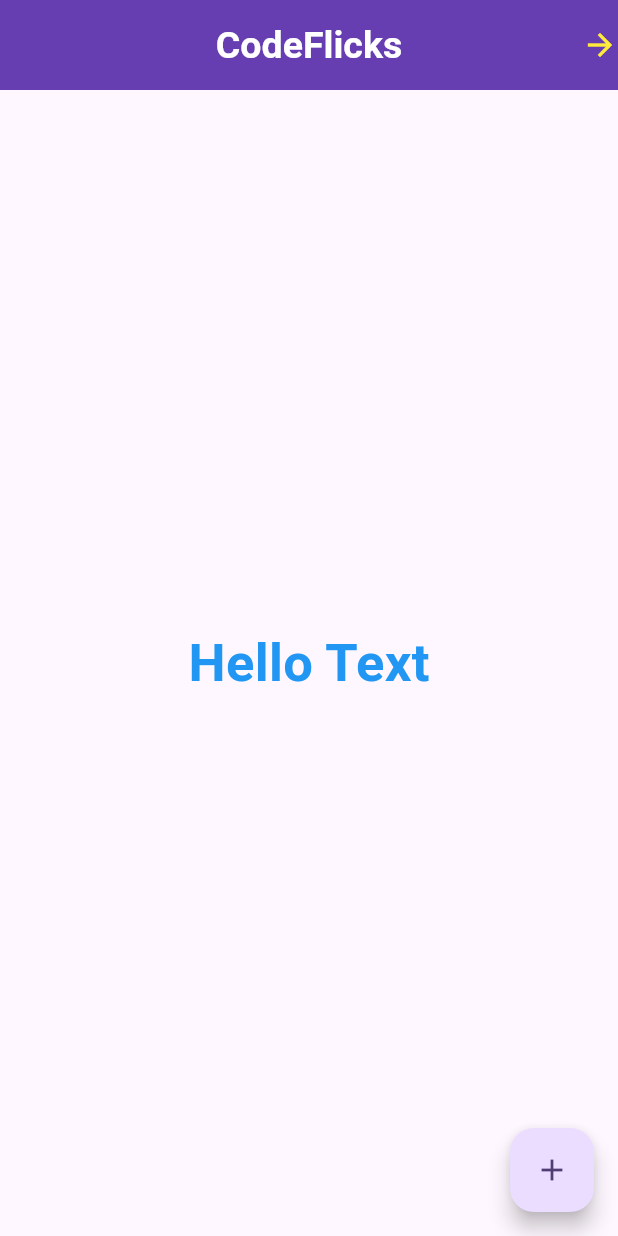
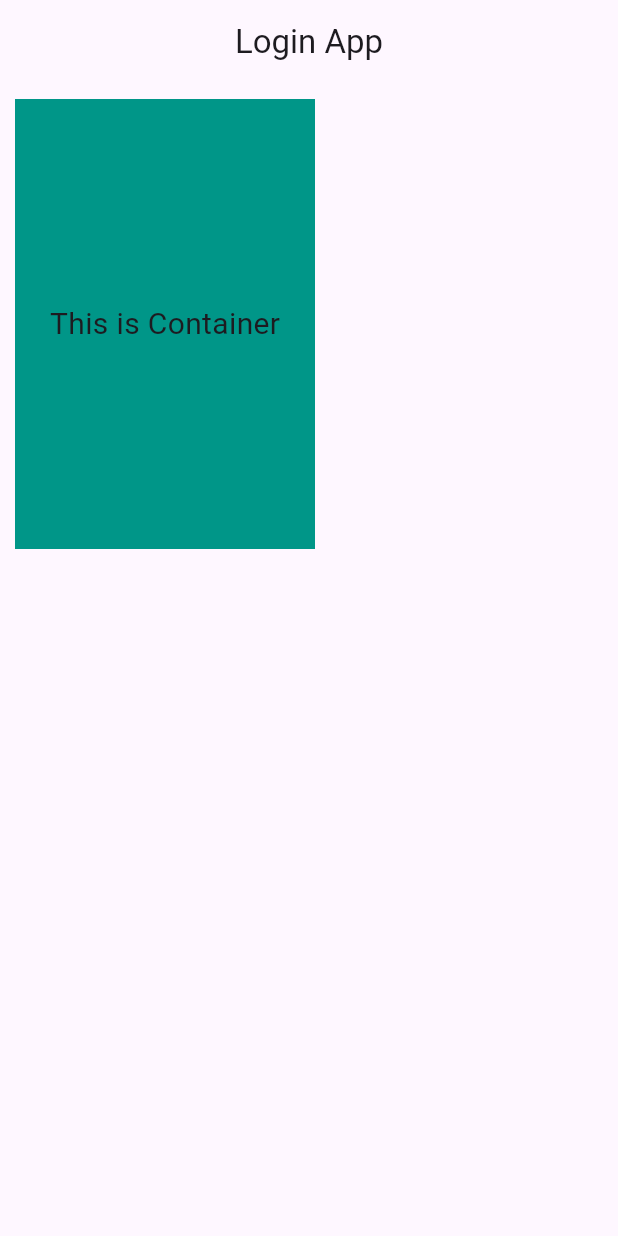
Before and after one commit to KefayetUllah/Flutter-Application, a Flutter app: the screen it shows after launch, on a phone screen of 412 x 824 dp. Run offline on Flutter 3.47's test engine with Material 3 defaults, Android fonts, the phone set to English and light mode, and no system bars.

Commit message:
Initial Commit

```diff
--- /dev/null
+++ b/lib/login.dart
@@ -0,0 +1,21 @@
+import 'package:flutter/material.dart';
+
+class Login extends StatelessWidget {
+  const Login({super.key});
+
+  @override
+  Widget build(BuildContext context) {
+    return Scaffold(
+      appBar: AppBar(title: Text("Login App"), centerTitle: true),
+      body: Container(
+        margin: EdgeInsets.all(10.0),
+        color: Colors.teal,
+        height: 300,
+        width: 200,
+        child: Center(
+          child: Text("This is Container", style: TextStyle(fontSize: 20)),
+        ),
+      ),
+    );
+  }
+}
--- a/lib/main.dart
+++ b/lib/main.dart
@@ -1,4 +1,5 @@
 import 'package:flutter/material.dart';
+import 'package:flutter_application_1/login.dart';
 
 void main() {
   runApp(const MyApp());
@@ -10,41 +11,11 @@ class MyApp extends StatelessWidget {
   @override
   Widget build(BuildContext context) {
     return MaterialApp(
+      debugShowCheckedModeBanner: false,
       title: 'Flutter Demo',
-      theme: ThemeData(
-        colorScheme: ColorScheme.fromSeed(seedColor: Colors.deepPurple),
-        primarySwatch: Colors.deepPurple,
-      ),
-      debugShowCheckedModeBanner: false,
-      home: Scaffold(
-        appBar: AppBar(
-          actions: [Icon(Icons.arrow_forward, color: Colors.yellow)],
-          title: Text("CodeFlicks"),
-          centerTitle: true,
-          elevation: 24,
-          backgroundColor: Colors.deepPurple,
-          titleTextStyle: TextStyle(
-            fontSize: 25,
-            fontWeight: FontWeight.bold,
-            color: Colors.white,
-          ),
-          toolbarHeight: 60,
-        ),
-        body: Center(
-          child: Text(
-            "Hello Text",
-            style: TextStyle(
-              fontSize: 35,
-              fontWeight: FontWeight.bold,
-              color: Colors.blue,
-            ),
-          ),
-        ),
-        floatingActionButton: FloatingActionButton(
-          onPressed: () {},
-          child: Icon(Icons.add),
-        ),
-      ),
+      theme: ThemeData(primarySwatch: Colors.blue),
+      //debugShowCheckedModeBanner: false,
+      home: Login(),
     );
   }
 }
```
Also changed, not shown: lib/dashboard.dart (added), lib/items.dart (added), lib/register.dart (added), pubspec.lock.
